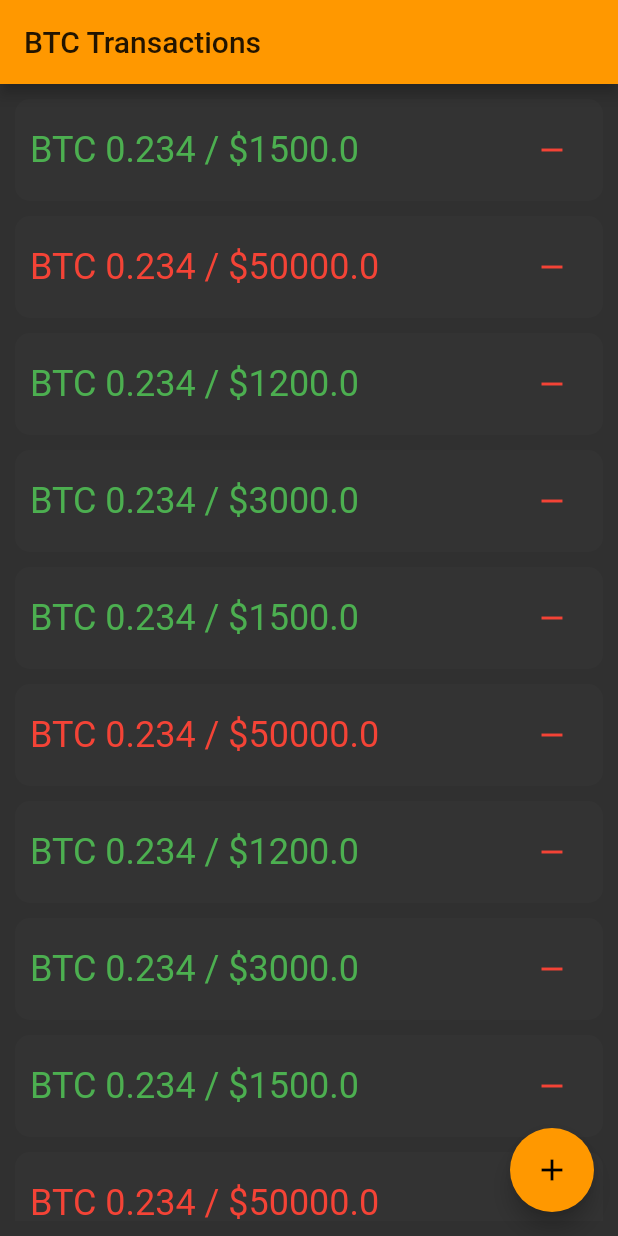
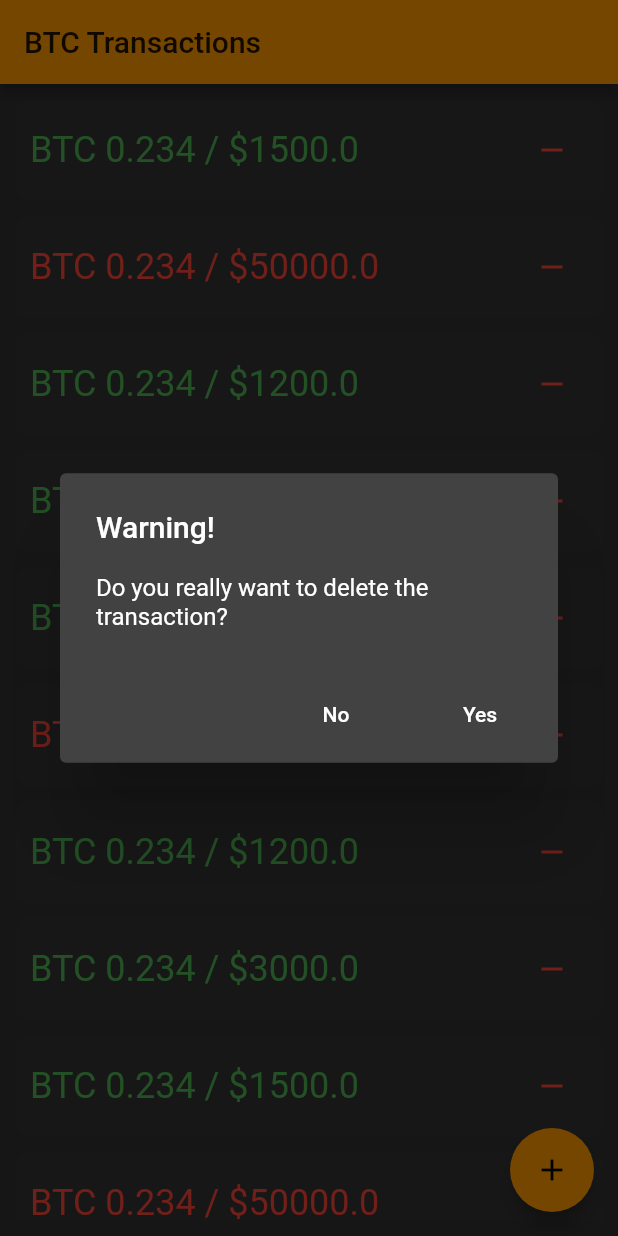
Before and after one commit to fzavalia/btc-balance-flutter, a Flutter app: the screen it shows after launch, after a tap on the "remove" icon, on a phone screen of 412 x 824 dp. Run offline on Flutter 3.47's test engine with Material 2 defaults, Android fonts, the phone set to English and light mode, and no system bars; missing offline and left inert: web_scraper.

Commit message:
Add dialog

```diff
--- a/lib/widgets/transactions.dart
+++ b/lib/widgets/transactions.dart
@@ -30,7 +30,20 @@ class _TransactionsState extends State<Transactions> {
 
   Transaction toDelete;
 
-  Widget _buildList() {
+  void _showAlert(BuildContext context, Transaction transaction) => showDialog(
+      context: context,
+      builder: (_) => AlertDialog(
+            title: Text("Warning!"),
+            content: Text("Do you really want to delete the transaction?"),
+            actions: [
+              new FlatButton(
+                  onPressed: () => Navigator.pop(context), child: Text("No")),
+              new FlatButton(
+                  onPressed: () => Navigator.pop(context), child: Text("Yes"))
+            ],
+          ));
+
+  Widget _buildList(BuildContext context) {
     final transactions = data.transactions;
 
     return ListView.separated(
@@ -39,10 +52,7 @@ class _TransactionsState extends State<Transactions> {
             ? Container(height: 75)
             : Element(
                 transaction: data.transactions[index],
-                onDelete: () => this.setState(() {
-                      showDelete = true;
-                      toDelete = data.transactions[index];
-                    })),
+                onDelete: () => _showAlert(context, data.transactions[index])),
         separatorBuilder: (context, index) => Container(
               height: 10,
             ));
@@ -58,7 +68,7 @@ class _TransactionsState extends State<Transactions> {
       ),
       body: Padding(
         padding: EdgeInsets.all(10),
-        child: _buildList(),
+        child: _buildList(context),
       ),
       floatingActionButton: FloatingActionButton(
         onPressed: () => {},
```
